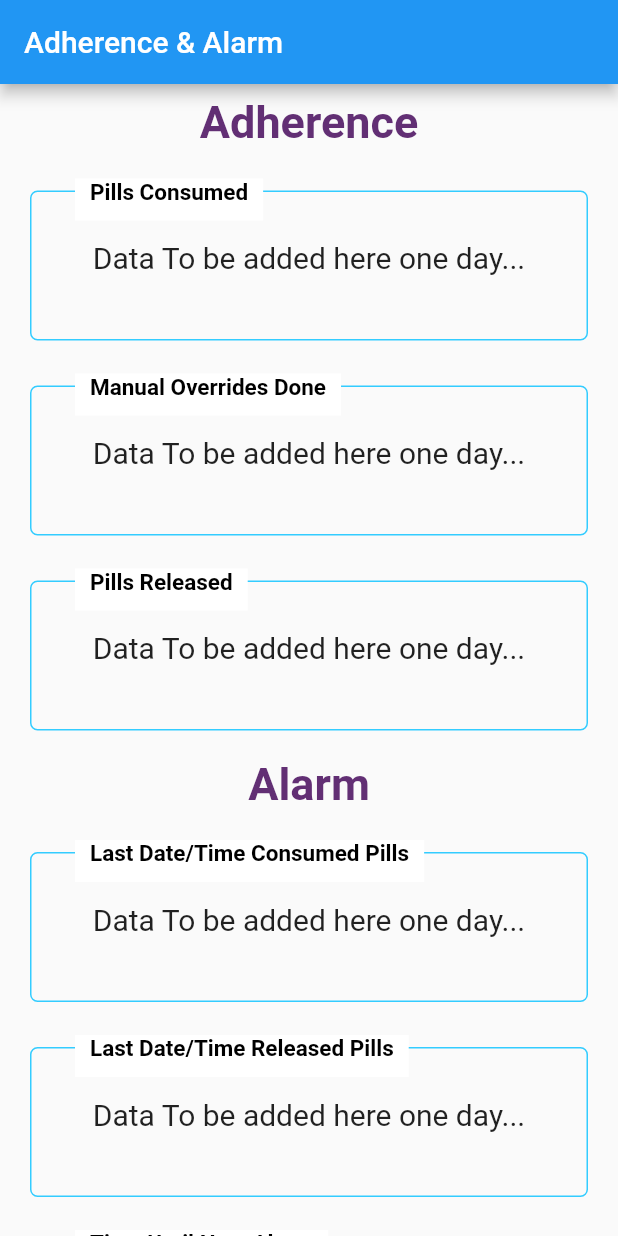
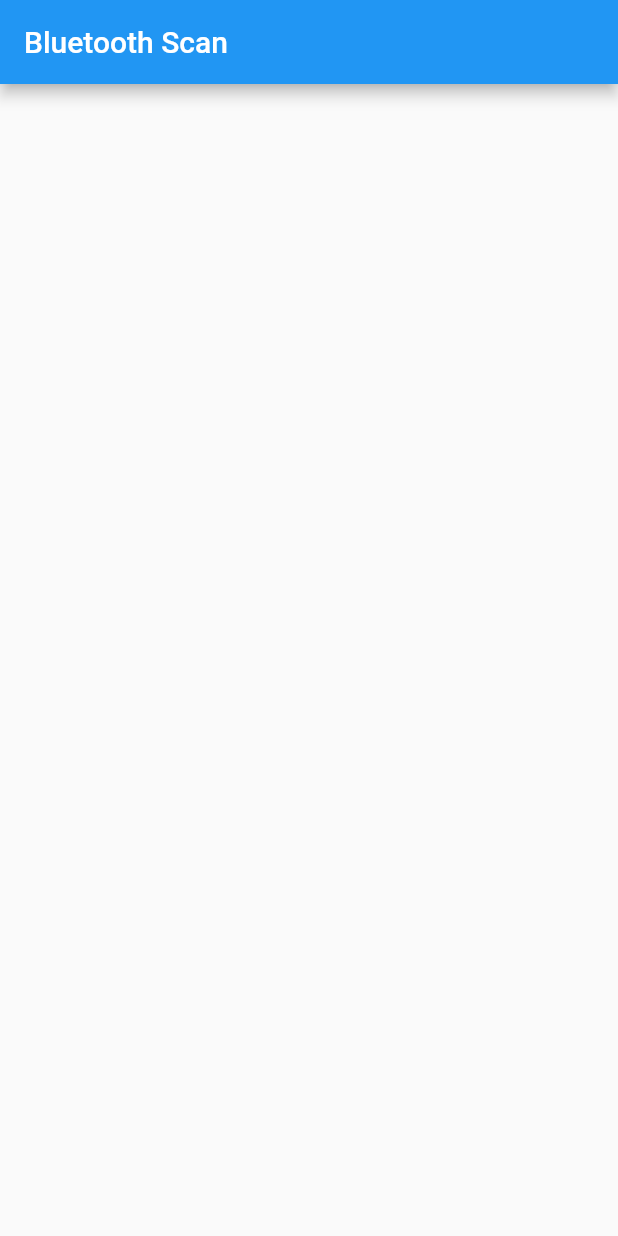
Before and after one commit to KelTez/Smart-Pill-Bottle_IoTProj, a Flutter app: the screen it shows after launch, on a phone screen of 412 x 824 dp. Run offline on Flutter 3.47's test engine with Material 2 defaults, Android fonts, the phone set to English and light mode, and no system bars; our stand-ins replace flutter_blue; missing offline and left inert: android_alarm_manager.

Commit message:
Update main.dart

```diff
--- a/iot_app/lib/main.dart
+++ b/iot_app/lib/main.dart
@@ -9,6 +9,7 @@ import 'package:flutter/material.dart';
 import 'package:flutter_blue/flutter_blue.dart';
 import 'package:android_alarm_manager/android_alarm_manager.dart';
 import 'Widgets.dart';
+
 
 // TODO: Add push notification and sound alert when this occurs
 void testAlarm() {
@@ -23,15 +24,47 @@ void main() async {
   WidgetsFlutterBinding.ensureInitialized();
   await AndroidAlarmManager.initialize();
   runApp(MaterialApp(
-    title: 'Smart Pill App',
-    home: MainPage(),
+    title: 'BLEScanPage',
+    home: BLEScanPage(title: 'Bluetooth Scan'),
   ));
   await AndroidAlarmManager.periodic(const Duration(seconds: 10), alarmID, testAlarm);
 }
 
+class BLEScanPage extends StatefulWidget {
+  BLEScanPage({Key key, this.title}) : super(key: key);
+
+  final String title;
+  final String TARGET_DEVICE_NAME = 'our device name'; //used for check?
+  final FlutterBlue flutterBlue = FlutterBlue.instance;
+  final List<BluetoothDevice> devicesList = new List<BluetoothDevice>(); //WONDERING IF WE NEED TO DISPLAY A LIST, IF PHONE CONNECTED TO DEVICE
+
+  @override
+  _BLEPageState createState() => _BLEPageState();
+
+}
+
+class _BLEPageState extends State<BLEScanPage>{
+  _addDeviceTolist(final BluetoothDevice device) {
+    if (!widget.devicesList.contains(device)) {
+      setState(() {
+        widget.devicesList.add(device);
+      });
+    }
+  }
+  //will need a check or something, and a button that says (proceed). The button only proceeds user if the actual pill is selected
+  @override
+ build(BuildContext context) => Scaffold(
+    appBar: AppBar(
+      title: Text(widget.title),
+    ),
+    body: Column(
+      children: <Widget>[],
+    ),
+  );
+}
+
 class MainPage extends StatelessWidget {
 
-  @override
   Widget build(BuildContext context) {
     return Scaffold(
       appBar: AppBar(
@@ -73,6 +106,7 @@ class MainPage extends StatelessWidget {
   }
 }
 
+
 class ConfigPage extends StatelessWidget {
   @override
   Widget build(BuildContext context) {
@@ -86,35 +120,3 @@ class ConfigPage extends StatelessWidget {
     );
   }
 }
-
-
-
-
-
-/* EXAMPLE BELOW IS SIMPLE HELLO WORLD, TO HELP YOU UNDERSTAND HOW STUFF WORKS. UNCOMMENT IT, AND COMMENT MAIN TO SEE
-// Use arrow notation for one-line functions or methods
-void main() => runApp(MyApp());
-
-//The app extends StatelessWidget which makes the app itself a widget. In Flutter, almost everything is a widget, including alignment, padding, and layout.
-class MyApp extends StatelessWidget { //
-  @override
-  //A widget’s main job is to provide a build() method that describes how to display the widget in terms of other, lower level widgets.
-  Widget build(BuildContext context) {
-    return MaterialApp(
-      title: 'Welcome to Flutter',
-      //The Scaffold widget, from the Material library, provides a default app bar, title, and a body property that holds the widget tree for the home screen.
-      //The widget subtree can be quite complex.
-      home: Scaffold(
-        appBar: AppBar(
-          title: Text('Welcome to Flutter'),
-        ),
-        // The body for this example consists of a Center widget containing a Text child widget. The Center widget aligns its widget subtree to the center of the screen.
-        body: Center(
-          child: Text('Hello World'),
-        ),
-      ),
-    );
-  }
-
-}
-*/
```
Lines whose indentation alone changed are shown as unchanged.
